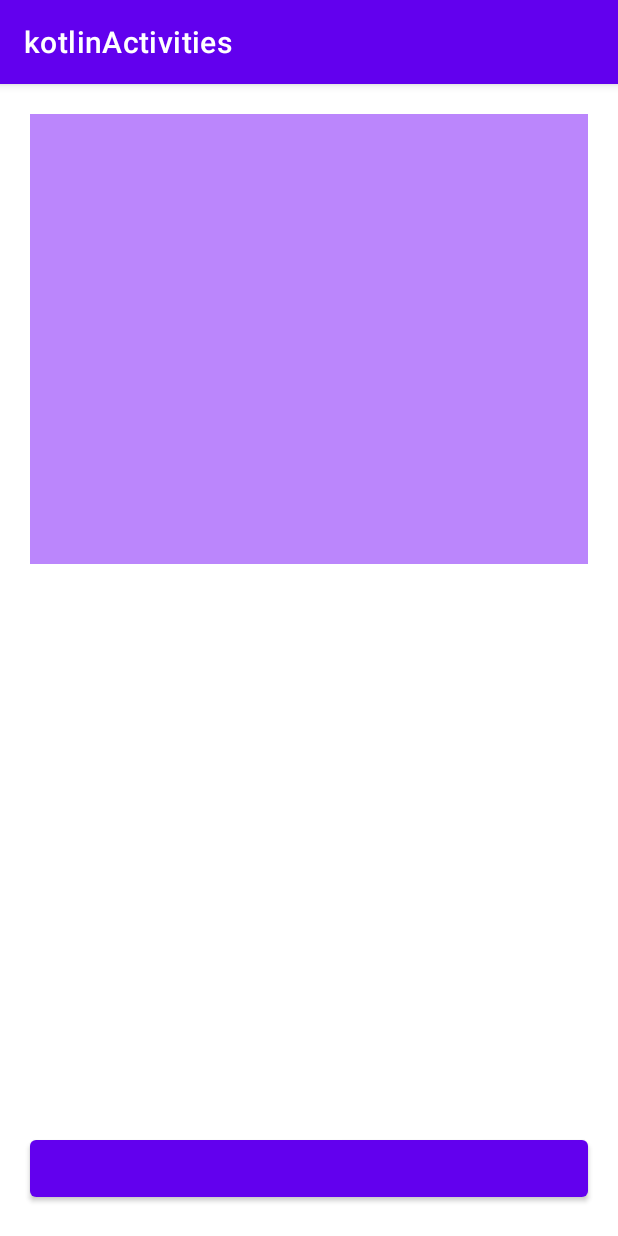
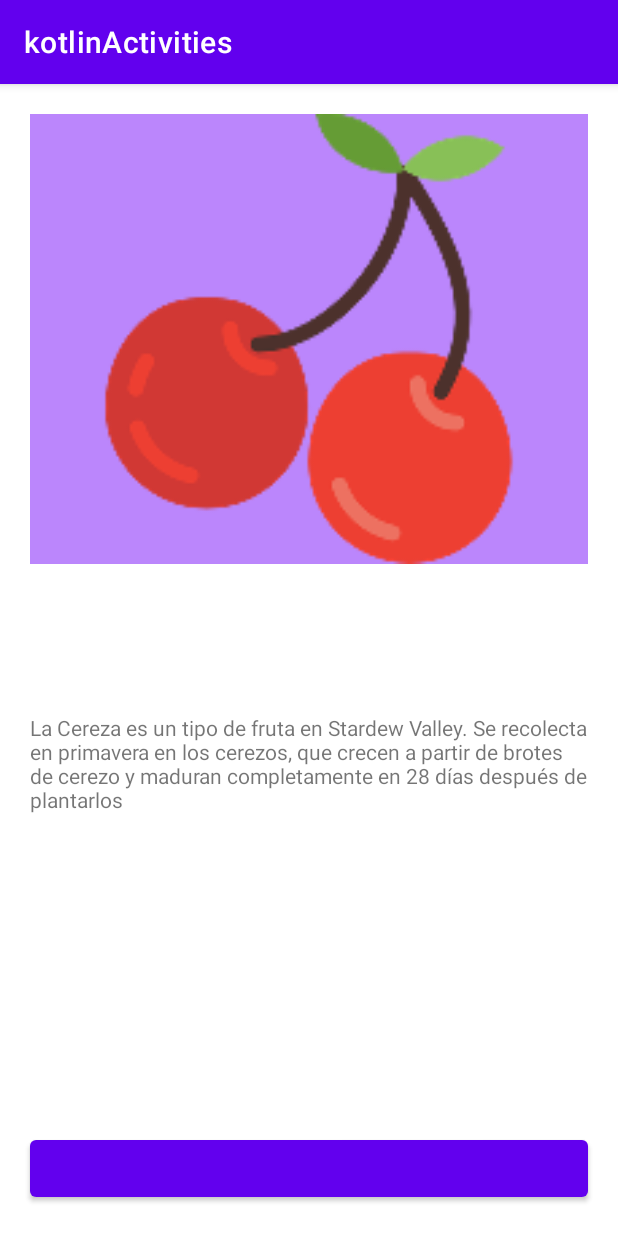
Before and after one commit to PacoSalazarR/kotlinActivities, an Android app: the screen it shows after launch (MainActivity2), after a tap on an icon or button, on a phone screen of 412 x 824 dp. Run offline under Robolectric (Android 15) with nearby library versions, the phone set to English and light mode, and no system bars.

Commit message:
Funcionalidad básica terminada
Los elementos básicos que se pidieron en la practica se han cumplido.

```diff
--- a/kotlinActivities/app/src/main/java/com/example/kotlinactivities/AssignedImage.kt
+++ b/kotlinActivities/app/src/main/java/com/example/kotlinactivities/AssignedImage.kt
@@ -1,6 +1,6 @@
 package com.example.kotlinactivities
 
 enum class AssignedImage(val resource: Int) {
-    IMAGE_1(1), IMAGE_2(1), IMAGE_3(1), IMAGE_4(1), IMAGE_5(1),
-    IMAGE_6(1), IMAGE_7(1), IMAGE_8(1), IMAGE_9(1), IMAGE_10(1),
+    IMAGE_1(R.drawable.cerezas), IMAGE_2(R.drawable.chile), IMAGE_3(R.drawable.fresa), IMAGE_4(R.drawable.ic_manzana), IMAGE_5(R.drawable.ic_naranja),
+    IMAGE_6(R.drawable.ic_queso), IMAGE_7(R.drawable.ic_uvas), IMAGE_8(R.drawable.pescado), IMAGE_9(R.drawable.pizza), IMAGE_10(R.drawable.ic_zanahoria),
 }
--- a/kotlinActivities/app/src/main/java/com/example/kotlinactivities/Element.kt
+++ b/kotlinActivities/app/src/main/java/com/example/kotlinactivities/Element.kt
@@ -13,16 +13,16 @@ class Element (
 
     companion object {
         val elements = arrayOf(
-            Element("Parsnip", AssignedImage.IMAGE_1, AssignedText.TEXT_1),
-            Element("Parsnip", AssignedImage.IMAGE_2, AssignedText.TEXT_2),
-            Element("Parsnip", AssignedImage.IMAGE_3, AssignedText.TEXT_3),
-            Element("Parsnip", AssignedImage.IMAGE_4, AssignedText.TEXT_4),
-            Element("Parsnip", AssignedImage.IMAGE_5, AssignedText.TEXT_5),
-            Element("Parsnip", AssignedImage.IMAGE_6, AssignedText.TEXT_6),
-            Element("Parsnip", AssignedImage.IMAGE_7, AssignedText.TEXT_7),
-            Element("Parsnip", AssignedImage.IMAGE_8, AssignedText.TEXT_8),
-            Element("Parsnip", AssignedImage.IMAGE_9, AssignedText.TEXT_9),
-            Element("Parsnip", AssignedImage.IMAGE_10, AssignedText.TEXT_10)
+            Element("Cerezas", AssignedImage.IMAGE_1, AssignedText.TEXT_1),
+            Element("Chile", AssignedImage.IMAGE_2, AssignedText.TEXT_2),
+            Element("Fresa", AssignedImage.IMAGE_3, AssignedText.TEXT_3),
+            Element("Manzana", AssignedImage.IMAGE_4, AssignedText.TEXT_4),
+            Element("Naranja", AssignedImage.IMAGE_5, AssignedText.TEXT_5),
+            Element("Queso", AssignedImage.IMAGE_6, AssignedText.TEXT_6),
+            Element("Uvas", AssignedImage.IMAGE_7, AssignedText.TEXT_7),
+            Element("Pescado", AssignedImage.IMAGE_8, AssignedText.TEXT_8),
+            Element("Pizza", AssignedImage.IMAGE_9, AssignedText.TEXT_9),
+            Element("Zanahoria", AssignedImage.IMAGE_10, AssignedText.TEXT_10)
         )
     }
 
--- a/kotlinActivities/app/src/main/java/com/example/kotlinactivities/MainActivity.kt
+++ b/kotlinActivities/app/src/main/java/com/example/kotlinactivities/MainActivity.kt
@@ -32,6 +32,12 @@ class MainActivity : AppCompatActivity() {
         btnmoreInfo = findViewById(R.id.btnMasInfo)
         setMainActivity1Listeners()
 
+        setActualFood()
+
+    }
+
+    private fun setActualFood() {
+        ivPrincipal.setImageResource(elements[counter].image!!.resource)
     }
 
     private fun setMainActivity1Listeners() {
@@ -51,7 +57,8 @@ class MainActivity : AppCompatActivity() {
             counter = 9
         else
             counter--
-        Toast.makeText(this, "previous" +  elements[counter].texto, Toast.LENGTH_SHORT).show()
+        setActualFood()
+        makeToast()
     }
 
     private fun nextImage() {
@@ -59,13 +66,18 @@ class MainActivity : AppCompatActivity() {
             counter = 0
         else
             counter++
-        Toast.makeText(this, "next" + elements[counter].texto, Toast.LENGTH_SHORT).show()
+        setActualFood()
+        makeToast()
     }
 
     private fun nextActivity() {
         val intent = Intent(this, MainActivity2::class.java).apply {
-            putExtra("selectedCrop", elements[counter])
+            putExtra("selectedFood", elements[counter])
         }
         startActivity(intent)
     }
+
+    private fun makeToast() {
+        Toast.makeText(this, elements[counter].name, Toast.LENGTH_SHORT).show()
+    }
 }
--- a/kotlinActivities/app/src/main/java/com/example/kotlinactivities/MainActivity2.kt
+++ b/kotlinActivities/app/src/main/java/com/example/kotlinactivities/MainActivity2.kt
@@ -11,18 +11,22 @@ class MainActivity2 : AppCompatActivity() {
         setContentView(R.layout.activity_main2)
 
         initViews()
-        element = intent.getParcelableExtra<Element>("selectedCrop")?: Element()
-        Toast.makeText(this, "parameter " + getString(element.texto!!.text), Toast.LENGTH_SHORT).show()
+        element = intent.getParcelableExtra<Element>("selectedFood")?: Element()
+        ivSecondary.setImageResource(element.image!!.resource)
+        txtvSecondary.setText(element.texto!!.text)
     }
 
 
     private lateinit var ivSecondary: ImageView
     private lateinit var btnBack: Button
+    private lateinit var txtvSecondary: TextView
     private lateinit var element: Element
 
     private fun initViews() {
         ivSecondary = findViewById(R.id.imViewSecundario)
         btnBack = findViewById(R.id.btnAtras1)
+        txtvSecondary = findViewById(R.id.txtViewSecundario)
+
         setMainActivity2Listeners()
     }
 
@@ -36,7 +40,9 @@ class MainActivity2 : AppCompatActivity() {
     }
 
     private fun nextActivity() {
-        val intent = Intent(this, MainActivity3::class.java)
+        val intent = Intent(this, MainActivity3::class.java).apply {
+            putExtra("selectedFood", element)
+        }
         startActivity(intent)
     }
 
--- a/kotlinActivities/app/src/main/java/com/example/kotlinactivities/MainActivity3.kt
+++ b/kotlinActivities/app/src/main/java/com/example/kotlinactivities/MainActivity3.kt
@@ -10,10 +10,13 @@ class MainActivity3 : AppCompatActivity() {
         setContentView(R.layout.activity_main3)
 
         initViews()
+        element = intent.getParcelableExtra<Element>("selectedFood")?: Element()
+        ivTertiary.setImageResource(element.image!!.resource)
     }
 
     private lateinit var ivTertiary: ImageView
     private lateinit var btnBack2: Button
+    private lateinit var element: Element
 
     private fun initViews() {
         ivTertiary = findViewById(R.id.imViewTerciario)
--- a/kotlinActivities/app/src/main/res/values/strings.xml
+++ b/kotlinActivities/app/src/main/res/values/strings.xml
@@ -2,14 +2,14 @@
     <string name="app_name">kotlinActivities</string>
 
     <string name="text_goBack">Atrás</string>
-    <string name="text_element_1">element_1</string>
-    <string name="text_element_2">element_2</string>
-    <string name="text_element_3">element_3</string>
-    <string name="text_element_4">element_4</string>
-    <string name="text_element_5">element_5</string>
-    <string name="text_element_6">element_6</string>
-    <string name="text_element_7">element_7</string>
-    <string name="text_element_8">element_8</string>
-    <string name="text_element_9">element_9</string>
-    <string name="text_element_10">element_10</string>
+    <string name="text_element_1">La Cereza es un tipo de fruta en Stardew Valley. Se recolecta en primavera en los cerezos, que crecen a partir de brotes de cerezo y maduran completamente en 28 días después de plantarlos</string>
+    <string name="text_element_2">El Chile es un cultivo en Stardew Valley. Crece a partir de Semillas de chile después de 5 días. Cuando se cosecha, cada planta da 1 Chile cada 3 días, con la posibilidad de obtener chiles extra.</string>
+    <string name="text_element_3">La Fresa es un cultivo en Stardew Valley. Crece a partir de Semillas de fresa después de 8 días. Las semillas sólo se pueden comprar en el Festival del huevo.</string>
+    <string name="text_element_4">La Manzana es un tipo de fruta en Stardew Valley. Se recolecta en otoño en los manzanos, que crecen a partir de brotes de manzano y maduran completamente en 28 días después de plantarlos.</string>
+    <string name="text_element_5">La Naranja es un tipo de fruta en Stardew Valley. Se recolecta en verano en los naranjos, que crecen a partir de brotes de naranjo y maduran completamente en 28 días después de plantarlos.</string>
+    <string name="text_element_6">El queso es un producto artesanal producido con la prensa de queso. Tarda aproximadamente 3.3 horas en procesarse. Utiliza leche para producir queso de calidad normal y leche XXL para producir queso de calidad oro.</string>
+    <string name="text_element_7">La Uva es un cultivo en Stardew Valley. Crece a partir de Kit de uvas después de 10 días. También pueden ser recolectadas en Pueblo Pelícano en el Verano o crecer a partir de Semillas veraniegas.</string>
+    <string name="text_element_8">Los Pescados son capturados cuando se está pescando usando una caña de pescar. Se pueden encontrar en el océano, el lago o el río y algunos sólo aparecen durante la noche o el día, o cuando llueve.</string>
+    <string name="text_element_9">La Pizza es un plato cocinado. Se prepara usando la cocina dentro de una granja mejorada. También está disponible en Salón Fruta Estelar por 600.</string>
+    <string name="text_element_10">La Zanahoria cavernaria se puede recolectar en Las Minas. También se puede encontrar en cubos de basura. </string>
 </resources>
```
Also changed, not shown: 119 other files.
